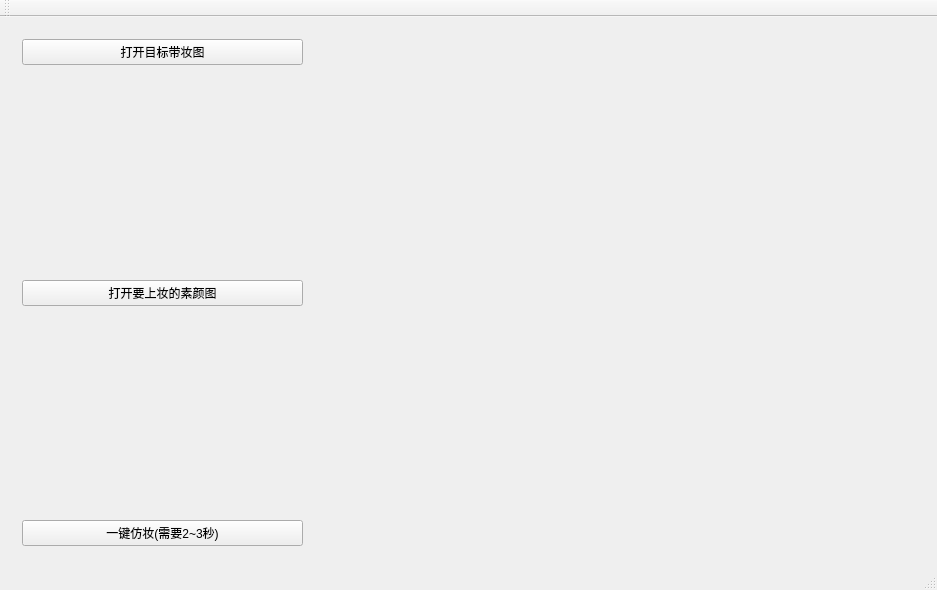
Qt form opencv-mobile_ncnn_qt_vs2019/vs2019_ncnn_opencv-mobile_Qt_nanodet/vs2019_ncnn_opencv-mobile_Qt_nanodet/mainwindow.ui (EdVince/PSGAN-NCNN) before a commit.
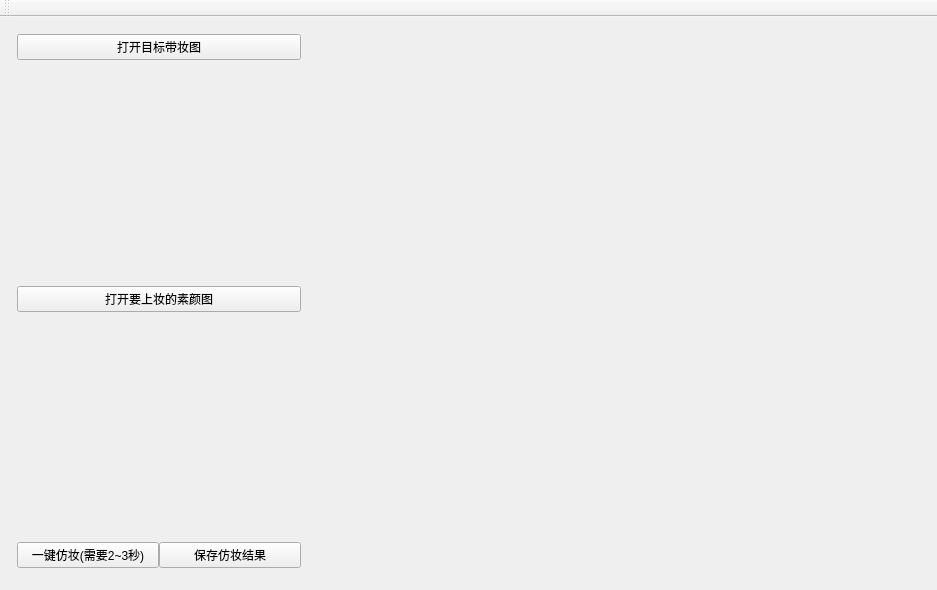
The same form after that commit.

Commit message: add:qt save button

The edit to the form file:
```diff
--- a/opencv-mobile_ncnn_qt_vs2019/vs2019_ncnn_opencv-mobile_Qt_nanodet/vs2019_ncnn_opencv-mobile_Qt_nanodet/mainwindow.ui
+++ b/opencv-mobile_ncnn_qt_vs2019/vs2019_ncnn_opencv-mobile_Qt_nanodet/vs2019_ncnn_opencv-mobile_Qt_nanodet/mainwindow.ui
@@ -15,9 +15,24 @@
   </property>
   <widget class="QWidget" name="centralWidget">
    <layout class="QHBoxLayout" name="horizontalLayout" stretch="1,2">
+    <property name="spacing">
+     <number>6</number>
+    </property>
+    <property name="leftMargin">
+     <number>6</number>
+    </property>
+    <property name="topMargin">
+     <number>6</number>
+    </property>
+    <property name="rightMargin">
+     <number>6</number>
+    </property>
+    <property name="bottomMargin">
+     <number>6</number>
+    </property>
     <item>
      <widget class="QWidget" name="widget" native="true">
-      <layout class="QVBoxLayout" name="verticalLayout">
+      <layout class="QVBoxLayout" name="verticalLayout" stretch="1,6,1,6,1">
        <item>
         <widget class="QPushButton" name="openReferenceBtn">
          <property name="text">
@@ -56,10 +71,38 @@
         </widget>
        </item>
        <item>
-        <widget class="QPushButton" name="goBtn">
-         <property name="text">
-          <string>一键仿妆(需要2~3秒)</string>
-         </property>
+        <widget class="QWidget" name="widget_2" native="true">
+         <layout class="QHBoxLayout" name="horizontalLayout_2">
+          <property name="spacing">
+           <number>0</number>
+          </property>
+          <property name="leftMargin">
+           <number>0</number>
+          </property>
+          <property name="topMargin">
+           <number>0</number>
+          </property>
+          <property name="rightMargin">
+           <number>0</number>
+          </property>
+          <property name="bottomMargin">
+           <number>0</number>
+          </property>
+          <item>
+           <widget class="QPushButton" name="goBtn">
+            <property name="text">
+             <string>一键仿妆(需要2~3秒)</string>
+            </property>
+           </widget>
+          </item>
+          <item>
+           <widget class="QPushButton" name="saveBtn">
+            <property name="text">
+             <string>保存仿妆结果</string>
+            </property>
+           </widget>
+          </item>
+         </layout>
         </widget>
        </item>
       </layout>
@@ -95,7 +138,6 @@
     <bool>false</bool>
    </attribute>
   </widget>
-  <widget class="QStatusBar" name="statusBar"/>
  </widget>
  <layoutdefault spacing="6" margin="11"/>
  <resources>
```
Left out of the diff: 10 changed lines with no effect on the pictures. The commit also changes 3 other files.
